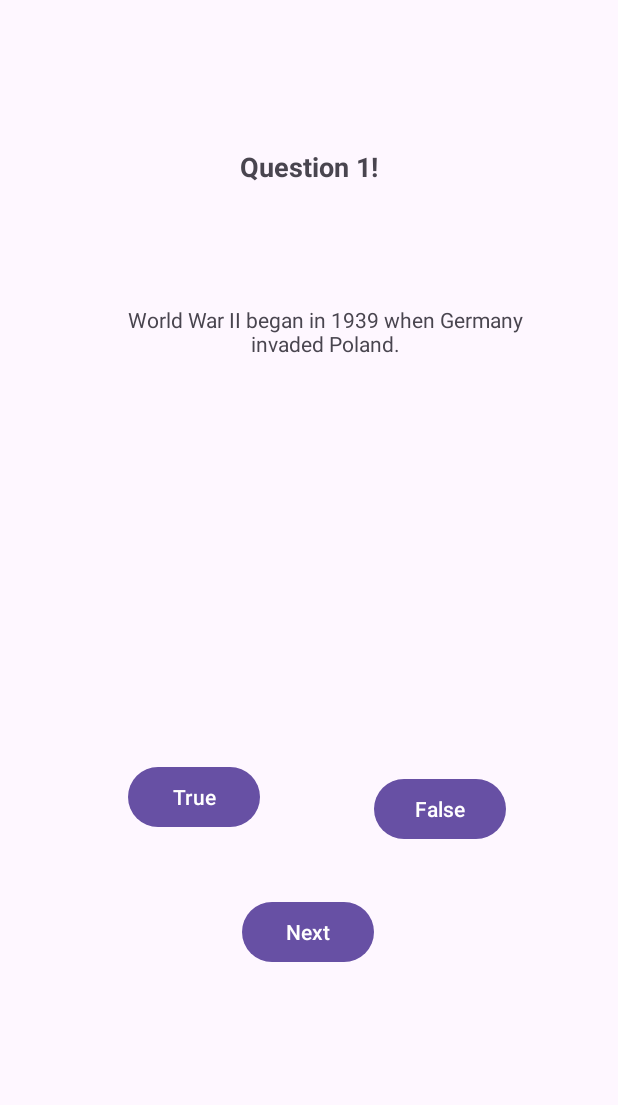
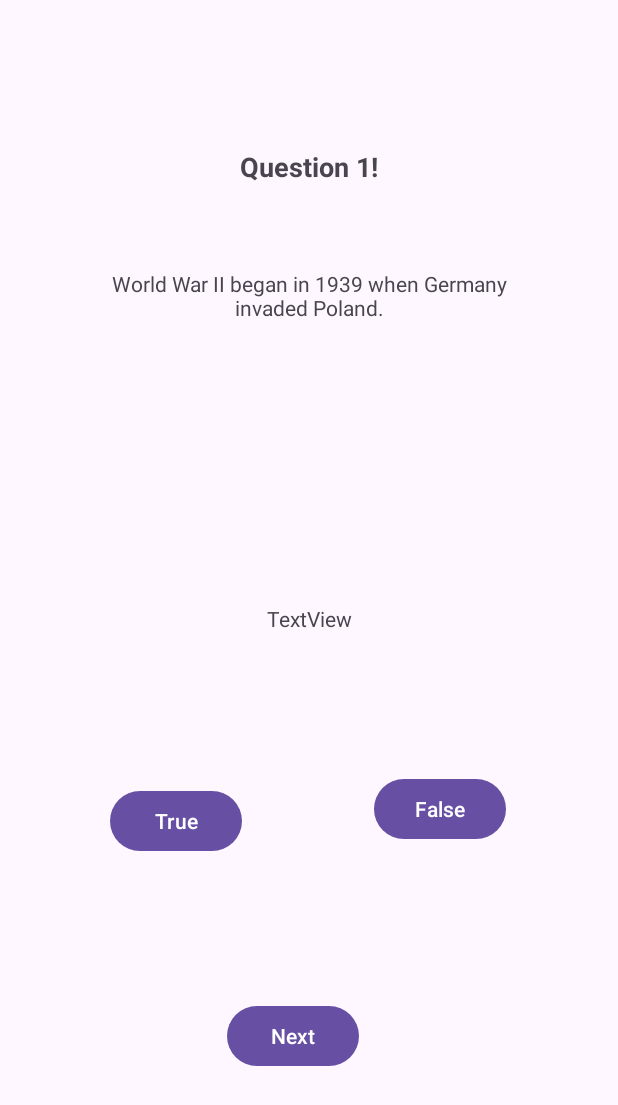
Before and after one commit to StephenChristie12345/TestYourknowledge, an Android app: the Question1 screen opened directly, with no data from a screen before it, on a phone screen of 412 x 824 dp. Shown: the top 1105 px of the screen. Run offline under Robolectric (Android 15) with nearby library versions, the phone set to English and light mode, and no system bars.

```diff
--- a/app/src/main/res/layout/activity_question1.xml
+++ b/app/src/main/res/layout/activity_question1.xml
@@ -14,10 +14,10 @@
         android:text="True"
         app:layout_constraintBottom_toBottomOf="parent"
         app:layout_constraintEnd_toEndOf="parent"
-        app:layout_constraintHorizontal_bias="0.263"
+        app:layout_constraintHorizontal_bias="0.226"
         app:layout_constraintStart_toStartOf="parent"
         app:layout_constraintTop_toTopOf="parent"
-        app:layout_constraintVertical_bias="0.654" />
+        app:layout_constraintVertical_bias="0.674" />
 
     <Button
         android:id="@+id/False"
@@ -38,10 +38,10 @@
         android:text="Next"
         app:layout_constraintBottom_toBottomOf="parent"
         app:layout_constraintEnd_toEndOf="parent"
-        app:layout_constraintHorizontal_bias="0.498"
+        app:layout_constraintHorizontal_bias="0.467"
         app:layout_constraintStart_toStartOf="parent"
         app:layout_constraintTop_toTopOf="parent"
-        app:layout_constraintVertical_bias="0.77" />
+        app:layout_constraintVertical_bias="0.859" />
 
     <TextView
         android:id="@+id/textView"
@@ -65,9 +65,18 @@
         android:textAlignment="center"
         app:layout_constraintBottom_toBottomOf="parent"
         app:layout_constraintEnd_toEndOf="parent"
-        app:layout_constraintHorizontal_bias="0.583"
         app:layout_constraintStart_toStartOf="parent"
         app:layout_constraintTop_toTopOf="parent"
-        app:layout_constraintVertical_bias="0.263" />
+        app:layout_constraintVertical_bias="0.232" />
+
+    <TextView
+        android:id="@+id/textView12"
+        android:layout_width="wrap_content"
+        android:layout_height="wrap_content"
+        android:text="TextView"
+        app:layout_constraintBottom_toBottomOf="parent"
+        app:layout_constraintEnd_toEndOf="parent"
+        app:layout_constraintStart_toStartOf="parent"
+        app:layout_constraintTop_toTopOf="parent" />
 
 </androidx.constraintlayout.widget.ConstraintLayout>
```
Also changed, not shown: app/src/main/res/layout/activity_question2.xml (+16 -4 lines), app/src/main/res/layout/activity_question3.xml (+12 -0 lines), app/src/main/res/layout/activity_question4.xml (+11 -2 lines), app/src/main/res/layout/activity_question5.xml (+14 -3 lines).
